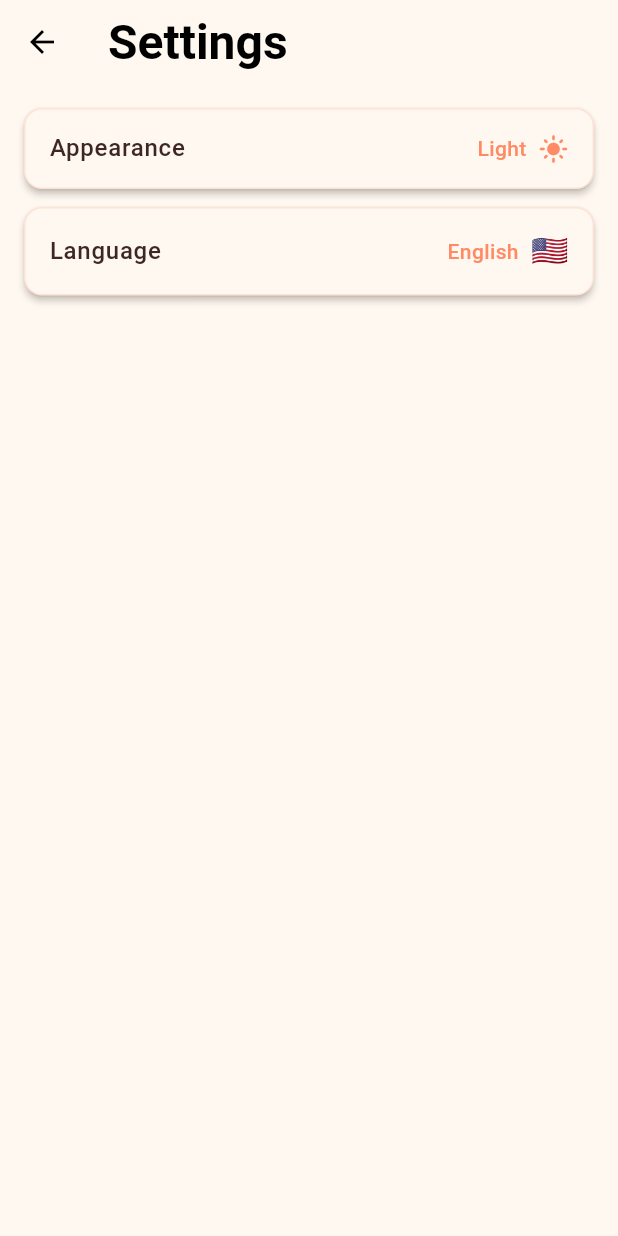
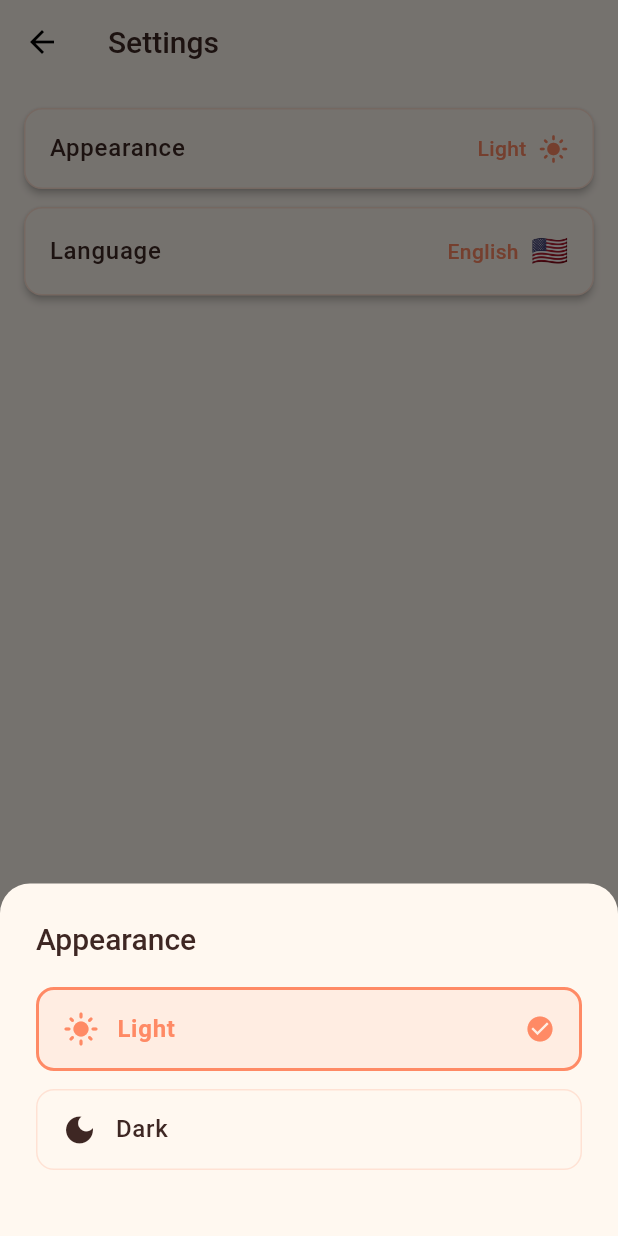
Before and after one commit to IvanCardona01/cat_lover_app, a Flutter app: the SettingsView screen opened by its route, after a tap on "Appearance", on a phone screen of 412 x 824 dp. Run offline on Flutter 3.47's test engine with Material 3 defaults, Android fonts, the light colour scheme and no system bars; our stand-ins replace cached_network_image, dio, flutter_dotenv, get; network calls fail.

Commit message:
- set modal of change aspect mode and change language

```diff
--- a/lib/features/settings/viewmodels/settings_viewmodel.dart
+++ b/lib/features/settings/viewmodels/settings_viewmodel.dart
@@ -1,3 +1,46 @@
 import 'package:get/get.dart';
+import 'package:cat_lover_app/features/settings/widgets/theme_modal.dart';
+import 'package:cat_lover_app/features/settings/widgets/language_modal.dart';
+import 'package:flutter/material.dart';
 
-class SettingsViewModel extends GetxController {}
+class SettingsViewModel extends GetxController {
+  final Rx<ThemeMode> themeMode = ThemeMode.system.obs;
+  final Rx<Locale> currentLocale = Get.deviceLocale!.obs;
+
+  @override
+  void onInit() {
+    super.onInit();
+    themeMode.value = Get.isDarkMode ? ThemeMode.dark : ThemeMode.light;
+    currentLocale.value = Get.locale ?? Get.deviceLocale ?? const Locale('es', 'ES');
+  }
+
+  void changeThemeMode(ThemeMode mode) {
+    themeMode.value = mode;
+    Get.changeThemeMode(mode);
+  }
+
+  void changeLanguage(Locale locale) {
+    currentLocale.value = locale;
+    Get.updateLocale(locale);
+  }
+
+  void showThemeModal() {
+    Get.bottomSheet(
+      ThemeModal(viewModel: this),
+      backgroundColor: Get.theme.colorScheme.surface,
+      shape: const RoundedRectangleBorder(
+        borderRadius: BorderRadius.vertical(top: Radius.circular(20)),
+      ),
+    );
+  }
+
+  void showLanguageModal() {
+    Get.bottomSheet(
+      LanguageModal(viewModel: this),
+      backgroundColor: Get.theme.colorScheme.surface,
+      shape: const RoundedRectangleBorder(
+        borderRadius: BorderRadius.vertical(top: Radius.circular(20)),
+      ),
+    );
+  }
+}
--- a/lib/features/settings/views/settings_view.dart
+++ b/lib/features/settings/views/settings_view.dart
@@ -1,26 +1,20 @@
 import 'package:flutter/material.dart';
 import 'package:get/get.dart';
 import 'package:cat_lover_app/features/settings/viewmodels/settings_viewmodel.dart';
+import 'package:cat_lover_app/features/settings/widgets/setting_button.dart';
 
 class SettingsView extends GetView<SettingsViewModel> {
   const SettingsView({super.key});
 
   @override
   Widget build(BuildContext context) {
-    final isDarkMode = Theme.of(context).brightness == Brightness.dark;
-    final currentLocale =
-        Get.locale ?? Get.deviceLocale ?? const Locale('es', 'ES');
-
     return Scaffold(
       appBar: AppBar(
         backgroundColor: Theme.of(context).colorScheme.surface,
         elevation: 0,
         title: Text(
           'settings'.tr,
-          style: Get.textTheme.headlineLarge?.copyWith(
-            fontWeight: FontWeight.bold,
-            color: Theme.of(context).colorScheme.onSurface,
-          ),
+          style: Theme.of(context).textTheme.titleLarge,
         ),
       ),
       body: Container(
@@ -28,94 +22,29 @@ class SettingsView extends GetView<SettingsViewModel> {
         child: ListView(
           padding: const EdgeInsets.all(16),
           children: [
-            _buildSettingButton(
-              context: context,
-              title: 'appearance'.tr,
-              value: isDarkMode ? 'dark'.tr : 'light'.tr,
-              icon: isDarkMode ? Icons.dark_mode : Icons.light_mode,
-              onTap: () {
-                // Por ahora sin acción
-              },
-            ),
+            Obx(() {
+              final isDarkMode = controller.themeMode.value == ThemeMode.dark;
+              return SettingButton(
+                title: 'appearance'.tr,
+                value: isDarkMode ? 'dark'.tr : 'light'.tr,
+                icon: isDarkMode ? Icons.dark_mode : Icons.light_mode,
+                onTap: controller.showThemeModal,
+              );
+            }),
             const SizedBox(height: 12),
-            _buildSettingButton(
-              context: context,
-              title: 'language'.tr,
-              value: currentLocale.languageCode == 'es'
-                  ? 'spanish'.tr
-                  : 'english'.tr,
-              icon: null,
-              emoji: currentLocale.languageCode == 'es' ? '🇪🇸' : '🇺🇸',
-              onTap: () {
-                // Por ahora sin acción
-              },
-            ),
+            Obx(() {
+              final isSpanish = controller.currentLocale.value.languageCode == 'es';
+              return SettingButton(
+                title: 'language'.tr,
+                value: isSpanish ? 'spanish'.tr : 'english'.tr,
+                icon: null,
+                emoji: isSpanish ? '🇪🇸' : '🇺🇸',
+                onTap: controller.showLanguageModal,
+              );
+            }),
           ],
         ),
       ),
     );
   }
-
-  Widget _buildSettingButton({
-    required BuildContext context,
-    required String title,
-    required String value,
-    IconData? icon,
-    String? emoji,
-    required VoidCallback onTap,
-  }) {
-    return Material(
-      color: Theme.of(context).colorScheme.surface,
-      elevation: 2,
-      borderRadius: BorderRadius.circular(12),
-      child: InkWell(
-        onTap: onTap,
-        borderRadius: BorderRadius.circular(12),
-        child: Container(
-          padding: const EdgeInsets.symmetric(horizontal: 16, vertical: 14),
-          decoration: BoxDecoration(
-            border: Border.all(
-              color: Theme.of(
-                context,
-              ).colorScheme.primary.withValues(alpha: 0.2),
-              width: 1,
-            ),
-            borderRadius: BorderRadius.circular(12),
-          ),
-          child: Row(
-            mainAxisAlignment: MainAxisAlignment.spaceBetween,
-            children: [
-              Text(
-                title,
-                style: Theme.of(
-                  context,
-                ).textTheme.bodyLarge?.copyWith(fontWeight: FontWeight.w500),
-              ),
-              Row(
-                mainAxisSize: MainAxisSize.min,
-                children: [
-                  Text(
-                    value,
-                    style: Theme.of(context).textTheme.bodyMedium?.copyWith(
-                      color: Theme.of(context).colorScheme.primary,
-                      fontWeight: FontWeight.w500,
-                    ),
-                  ),
-                  const SizedBox(width: 8),
-                  if (emoji != null)
-                    Text(emoji, style: const TextStyle(fontSize: 20))
-                  else if (icon != null)
-                    Icon(
-                      icon,
-                      size: 20,
-                      color: Theme.of(context).colorScheme.primary,
-                    ),
-                ],
-              ),
-            ],
-          ),
-        ),
-      ),
-    );
-  }
 }
--- /dev/null
+++ b/lib/features/settings/widgets/setting_button.dart
@@ -0,0 +1,75 @@
+import 'package:flutter/material.dart';
+
+class SettingButton extends StatelessWidget {
+  final String title;
+  final String value;
+  final IconData? icon;
+  final String? emoji;
+  final VoidCallback onTap;
+
+  const SettingButton({
+    super.key,
+    required this.title,
+    required this.value,
+    this.icon,
+    this.emoji,
+    required this.onTap,
+  });
+
+  @override
+  Widget build(BuildContext context) {
+    return Material(
+      color: Theme.of(context).colorScheme.surface,
+      elevation: 2,
+      borderRadius: BorderRadius.circular(12),
+      child: InkWell(
+        onTap: onTap,
+        borderRadius: BorderRadius.circular(12),
+        child: Container(
+          padding: const EdgeInsets.symmetric(horizontal: 16, vertical: 14),
+          decoration: BoxDecoration(
+            border: Border.all(
+              color: Theme.of(
+                context,
+              ).colorScheme.primary.withValues(alpha: 0.2),
+              width: 1,
+            ),
+            borderRadius: BorderRadius.circular(12),
+          ),
+          child: Row(
+            mainAxisAlignment: MainAxisAlignment.spaceBetween,
+            children: [
+              Text(
+                title,
+                style: Theme.of(
+                  context,
+                ).textTheme.bodyLarge?.copyWith(fontWeight: FontWeight.w500),
+              ),
+              Row(
+                mainAxisSize: MainAxisSize.min,
+                children: [
+                  Text(
+                    value,
+                    style: Theme.of(context).textTheme.bodyMedium?.copyWith(
+                      color: Theme.of(context).colorScheme.primary,
+                      fontWeight: FontWeight.w500,
+                    ),
+                  ),
+                  const SizedBox(width: 8),
+                  if (emoji != null)
+                    Text(emoji!, style: const TextStyle(fontSize: 20))
+                  else if (icon != null)
+                    Icon(
+                      icon,
+                      size: 20,
+                      color: Theme.of(context).colorScheme.primary,
+                    ),
+                ],
+              ),
+            ],
+          ),
+        ),
+      ),
+    );
+  }
+}
--- /dev/null
+++ b/lib/features/settings/widgets/theme_modal.dart
@@ -0,0 +1,110 @@
+import 'package:flutter/material.dart';
+import 'package:get/get.dart';
+import 'package:cat_lover_app/features/settings/viewmodels/settings_viewmodel.dart';
+
+class ThemeModal extends StatelessWidget {
+  final SettingsViewModel viewModel;
+
+  const ThemeModal({super.key, required this.viewModel});
+
+  @override
+  Widget build(BuildContext context) {
+    return Container(
+      padding: const EdgeInsets.all(24),
+      child: Column(
+        mainAxisSize: MainAxisSize.min,
+        crossAxisAlignment: CrossAxisAlignment.start,
+        children: [
+          Text(
+            'appearance'.tr,
+            style: Theme.of(context).textTheme.titleLarge,
+          ),
+          const SizedBox(height: 20),
+          Obx(() => _buildThemeOption(
+                context: context,
+                title: 'light'.tr,
+                icon: Icons.light_mode,
+                mode: ThemeMode.light,
+                isSelected: viewModel.themeMode.value == ThemeMode.light,
+                onTap: () {
+                  viewModel.changeThemeMode(ThemeMode.light);
+                  Get.back();
+                },
+              )),
+          const SizedBox(height: 12),
+          Obx(() => _buildThemeOption(
+                context: context,
+                title: 'dark'.tr,
+                icon: Icons.dark_mode,
+                mode: ThemeMode.dark,
+                isSelected: viewModel.themeMode.value == ThemeMode.dark,
+                onTap: () {
+                  viewModel.changeThemeMode(ThemeMode.dark);
+                  Get.back();
+                },
+              )),
+          const SizedBox(height: 20),
+        ],
+      ),
+    );
+  }
+
+  Widget _buildThemeOption({
+    required BuildContext context,
+    required String title,
+    required IconData icon,
+    required ThemeMode mode,
+    required bool isSelected,
+    required VoidCallback onTap,
+  }) {
+    return Material(
+      color: Colors.transparent,
+      child: InkWell(
+        onTap: onTap,
+        borderRadius: BorderRadius.circular(12),
+        child: Container(
+          padding: const EdgeInsets.symmetric(horizontal: 16, vertical: 14),
+          decoration: BoxDecoration(
+            border: Border.all(
+              color: isSelected
+                  ? Theme.of(context).colorScheme.primary
+                  : Theme.of(context).colorScheme.primary.withValues(alpha: 0.2),
+              width: isSelected ? 2 : 1,
+            ),
+            borderRadius: BorderRadius.circular(12),
+            color: isSelected
+                ? Theme.of(context).colorScheme.primary.withValues(alpha: 0.1)
+                : Colors.transparent,
+          ),
+          child: Row(
+            children: [
+              Icon(
+                icon,
+                color: isSelected
+                    ? Theme.of(context).colorScheme.primary
+                    : Theme.of(context).textTheme.bodyLarge?.color,
+              ),
+              const SizedBox(width: 12),
+              Text(
+                title,
+                style: Theme.of(context).textTheme.bodyLarge?.copyWith(
+                      fontWeight: isSelected ? FontWeight.w600 : FontWeight.w500,
+                      color: isSelected
+                          ? Theme.of(context).colorScheme.primary
+                          : null,
+                    ),
+              ),
+              const Spacer(),
+              if (isSelected)
+                Icon(
+                  Icons.check_circle,
+                  color: Theme.of(context).colorScheme.primary,
+                  size: 20,
+                ),
+            ],
+          ),
+        ),
+      ),
+    );
+  }
+}
```
Also changed, not shown: lib/features/settings/widgets/language_modal.dart (added, +108 -0 lines).
